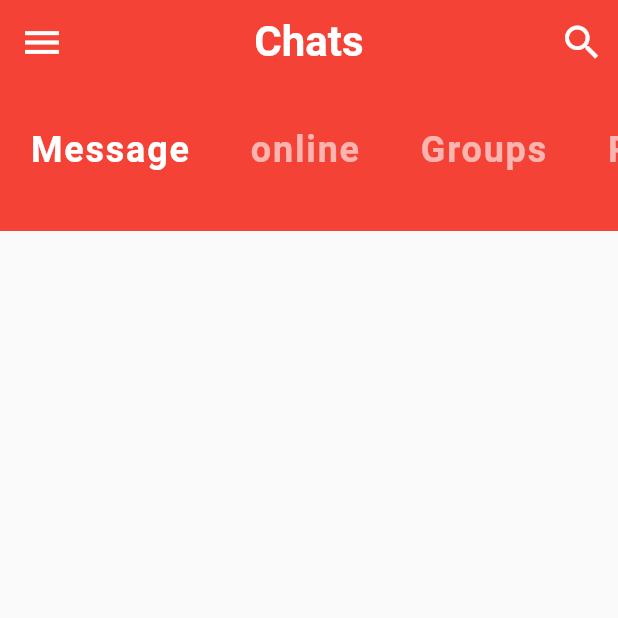
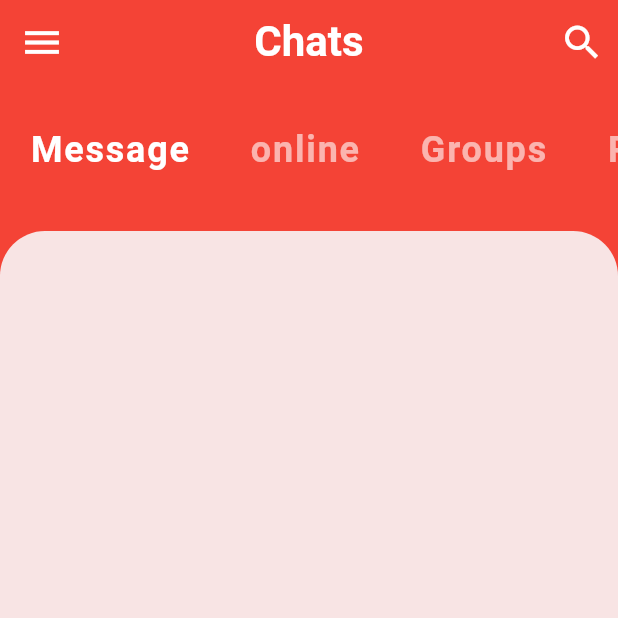
Before and after one commit to yonatantasew/cattapp, a Flutter app: the screen it shows after launch, on a phone screen of 412 x 824 dp, the top half of it. Run offline on Flutter 3.47's test engine with Material 2 defaults, Android fonts, the phone set to English and light mode, and no system bars.

Commit message:
chats screen rounded corners

```diff
--- a/lib/screens/home_screen.dart
+++ b/lib/screens/home_screen.dart
@@ -12,6 +12,7 @@ class _HomeScreenState extends State<HomeScreen> {
   @override
   Widget build(BuildContext context) {
     return Scaffold(
+      backgroundColor: Theme.of(context).primaryColor,
       appBar: AppBar(
         backgroundColor: Colors.red,
         leading: IconButton(
@@ -41,6 +42,15 @@ class _HomeScreenState extends State<HomeScreen> {
       body: Column(
         children: <Widget>[
           catagorySelector(),
+          Expanded(
+            child: Container(
+              decoration: BoxDecoration(
+                  color: Color.fromARGB(255, 248, 228, 228),
+                  borderRadius: BorderRadius.only(
+                      topLeft: Radius.circular(30.0),
+                      topRight: Radius.circular(30.0))),
+            ),
+          ),
         ],
       ),
     );
```
